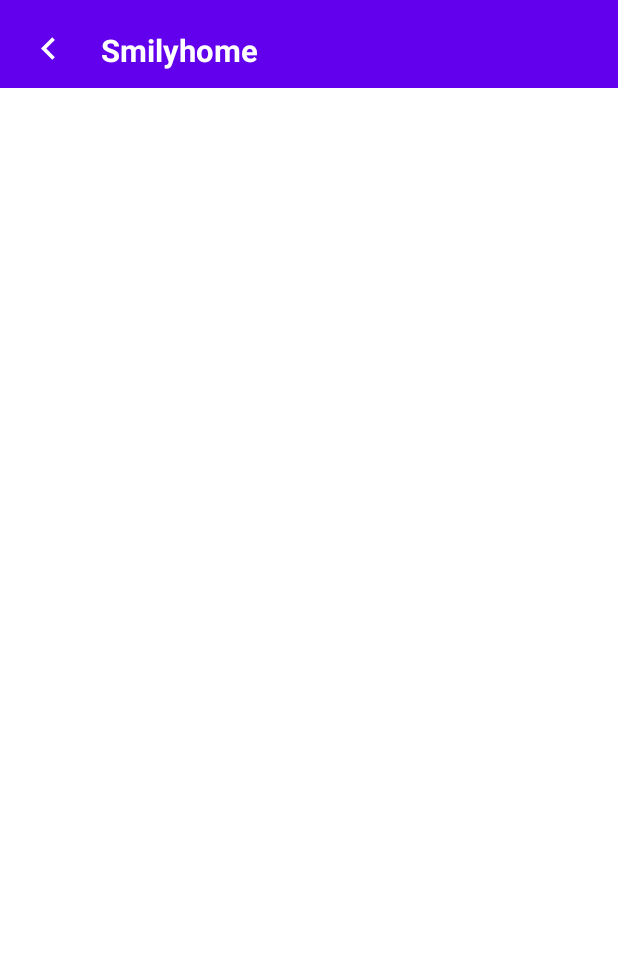
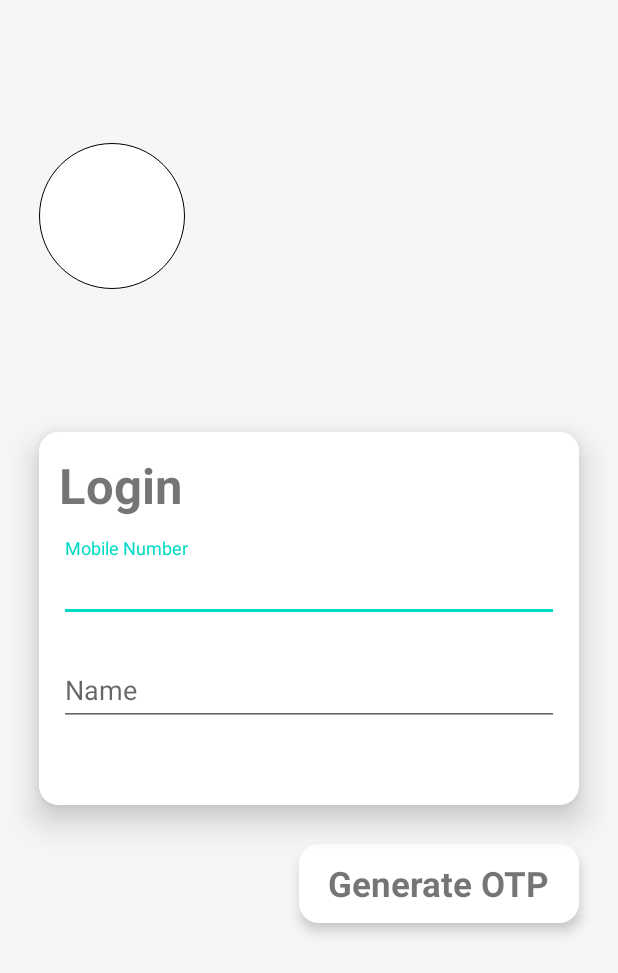
Before and after one commit to mehul-crownstack/SmilyhomeKotlin, an Android app: the screen it shows after launch (MainActivity), on a phone screen of 412 x 824 dp. Shown: the top 973 px of the screen. Run offline under Robolectric (Android 15) with nearby library versions, the phone set to English and light mode, and no system bars; our stand-ins replace Picasso, sdp/ssp sizes.

Commit message:
Login screen starting done

```diff
--- a/app/build.gradle
+++ b/app/build.gradle
@@ -45,4 +45,6 @@ dependencies {
     implementation 'com.squareup.retrofit2:converter-gson:2.7.1'
     //Logging interceptor dependency
     implementation 'com.squareup.okhttp3:logging-interceptor:4.5.0'
+    //CardView
+    implementation "androidx.cardview:cardview:1.0.0"
 }
--- a/app/src/main/java/com/smilyhome/css/activities/MainActivity.java
+++ b/app/src/main/java/com/smilyhome/css/activities/MainActivity.java
@@ -10,8 +10,10 @@ import androidx.appcompat.widget.Toolbar;
 import androidx.fragment.app.Fragment;
 import androidx.fragment.app.FragmentManager;
 import androidx.fragment.app.FragmentTransaction;
+import com.google.android.material.snackbar.Snackbar;
 import com.smilyhome.css.R;
 import com.smilyhome.css.activities.fragments.BaseFragment;
+import com.smilyhome.css.activities.fragments.LoginFragment;
 
 import java.util.List;
 
@@ -25,6 +27,7 @@ public class MainActivity extends AppCompatActivity implements View.OnClickListe
         setContentView(R.layout.activity_main);
         Toolbar toolbarLayout = findViewById(R.id.toolbarLayout);
         ToolBarManager.getInstance().setupToolbar(toolbarLayout);
+        launchFragment(new LoginFragment(), true);
     }
 
     public void isToggleButtonEnabled(boolean isEnable) {
@@ -33,6 +36,10 @@ public class MainActivity extends AppCompatActivity implements View.OnClickListe
 
     public void showToast(final String msg) {
         runOnUiThread(() -> Toast.makeText(getApplicationContext(), msg, Toast.LENGTH_SHORT).show());
+    }
+
+    public void showSnackBar(final String msg, View view) {
+        runOnUiThread(() -> Snackbar.make(view, msg, Snackbar.LENGTH_SHORT).show());
     }
 
     @Override
--- a/app/src/main/java/com/smilyhome/css/activities/fragments/BaseFragment.java
+++ b/app/src/main/java/com/smilyhome/css/activities/fragments/BaseFragment.java
@@ -25,6 +25,7 @@ public class BaseFragment extends Fragment implements View.OnClickListener {
 
     protected MainActivity mActivity;
     private ProgressDialog mProgressDialog;
+    protected View mContentView;
 
     void showProgress() {
         mProgressDialog = new ProgressDialog(getContext());
@@ -69,6 +70,10 @@ public class BaseFragment extends Fragment implements View.OnClickListener {
         mActivity.runOnUiThread(() -> mActivity.showToast(msg));
     }
 
+    void showSnackBar(String msg) {
+        mActivity.runOnUiThread(() -> mActivity.showSnackBar(msg, mContentView));
+    }
+
     @Override
     public void onClick(View view) {
         /*
@@ -76,8 +81,8 @@ public class BaseFragment extends Fragment implements View.OnClickListener {
          * */
     }
 
-    protected void onBackPressedToExit(BaseFragment fragment) {
-        if (fragment != null) {
+    protected void onBackPressedToExit() {
+        if (mActivity != null) {
             mActivity.finish();
         }
     }
--- /dev/null
+++ b/app/src/main/java/com/smilyhome/css/activities/fragments/LoginFragment.java
@@ -0,0 +1,39 @@
+package com.smilyhome.css.activities.fragments;
+
+import android.os.Bundle;
+import android.os.Handler;
+import android.view.LayoutInflater;
+import android.view.View;
+import android.view.ViewGroup;
+import androidx.annotation.NonNull;
+import androidx.annotation.Nullable;
+import com.smilyhome.css.R;
+import com.smilyhome.css.activities.ToolBarManager;
+
+public class LoginFragment extends BaseFragment {
+
+    private boolean mIsDoubleBackPressClicked = false;
+
+    @Nullable
+    @Override
+    public View onCreateView(@NonNull LayoutInflater inflater, @Nullable ViewGroup container, @Nullable Bundle savedInstanceState) {
+        mContentView = inflater.inflate(R.layout.fragment_login, container, false);
+        setupToolbarUI();
+        return mContentView;
+    }
+
+    private void setupToolbarUI() {
+        ToolBarManager.getInstance().hideToolBar(mActivity, true);
+    }
+
+    @Override
+    public void onBackPressed() {
+        if (mIsDoubleBackPressClicked) {
+            super.onBackPressedToExit();
+            return;
+        }
+        showSnackBar(getString(R.string.back_press_msg));
+        mIsDoubleBackPressClicked = true;
+        new Handler().postDelayed(() -> mIsDoubleBackPressClicked = false, 1500);
+    }
+}
--- /dev/null
+++ b/app/src/main/res/drawable/curve_rectangle.xml
@@ -0,0 +1,9 @@
+<?xml version="1.0" encoding="utf-8"?>
+<shape xmlns:android="http://schemas.android.com/apk/res/android"
+    android:shape="rectangle">
+
+    <corners android:radius="@dimen/_10sdp" />
+
+    <solid android:color="@color/colorWhite" />
+
+</shape>
--- /dev/null
+++ b/app/src/main/res/drawable/white_circle_login.xml
@@ -0,0 +1,13 @@
+<?xml version="1.0" encoding="utf-8"?>
+<shape xmlns:android="http://schemas.android.com/apk/res/android"
+    android:shape="rectangle">
+
+    <corners android:radius="@dimen/_50sdp" />
+
+    <solid android:color="@color/colorWhite" />
+
+    <stroke
+        android:width="0.5dp"
+        android:color="@color/colorBlack" />
+
+</shape>
--- /dev/null
+++ b/app/src/main/res/layout/fragment_login.xml
@@ -0,0 +1,101 @@
+<?xml version="1.0" encoding="utf-8"?>
+<androidx.constraintlayout.widget.ConstraintLayout xmlns:android="http://schemas.android.com/apk/res/android"
+    xmlns:app="http://schemas.android.com/tools"
+    xmlns:card_view="http://schemas.android.com/apk/res-auto"
+    android:layout_width="match_parent"
+    android:layout_height="match_parent"
+    android:background="@color/light_grey_bg"
+    app:ignore="NamespaceTypo">
+
+    <ImageView
+        android:layout_width="@dimen/_75sdp"
+        android:layout_height="@dimen/_75sdp"
+        android:background="@drawable/white_circle_login"
+        android:contentDescription="@string/image_view_content_description"
+        card_view:layout_constraintBottom_toTopOf="@+id/cardView"
+        card_view:layout_constraintStart_toStartOf="@+id/cardView"
+        card_view:layout_constraintTop_toTopOf="parent" />
+
+    <TextView
+        android:id="@+id/generateOtpTextView"
+        android:layout_width="wrap_content"
+        android:layout_height="wrap_content"
+        android:layout_marginTop="@dimen/_20sdp"
+        android:background="@drawable/curve_rectangle"
+        android:elevation="@dimen/_4sdp"
+        android:paddingBottom="@dimen/_8sdp"
+        android:paddingEnd="@dimen/_15sdp"
+        android:paddingStart="@dimen/_15sdp"
+        android:paddingTop="@dimen/_8sdp"
+        android:text="@string/generate_otp"
+        android:textSize="@dimen/_18sdp"
+        android:textStyle="bold"
+        app:targetApi="lollipop"
+        card_view:layout_constraintEnd_toEndOf="@+id/cardView"
+        card_view:layout_constraintTop_toBottomOf="@+id/cardView" />
+
+    <androidx.cardview.widget.CardView
+        android:id="@+id/cardView"
+        android:layout_width="match_parent"
+        android:layout_height="wrap_content"
+        android:layout_marginEnd="@dimen/_20sdp"
+        android:layout_marginStart="@dimen/_20sdp"
+        card_view:cardCornerRadius="@dimen/_10sdp"
+        card_view:cardElevation="@dimen/_10sdp"
+        card_view:layout_constraintBottom_toBottomOf="parent"
+        card_view:layout_constraintEnd_toEndOf="parent"
+        card_view:layout_constraintStart_toStartOf="parent"
+        card_view:layout_constraintTop_toTopOf="parent">
+
+        <LinearLayout
+            android:layout_width="match_parent"
+            android:layout_height="match_parent"
+            android:background="@color/colorWhite"
+            android:orientation="vertical"
+            android:padding="@dimen/_10sdp">
+
+            <TextView
+                android:layout_width="wrap_content"
+                android:layout_height="wrap_content"
+                android:text="@string/login"
+                android:textSize="@dimen/_25sdp"
+                android:textStyle="bold" />
+
+            <com.google.android.material.textfield.TextInputLayout
+                android:layout_width="match_parent"
+                android:layout_height="wrap_content"
+                android:layout_marginTop="@dimen/_10sdp"
+                app:hintTextAppearance="@style/HintText">
+
+                <com.google.android.material.textfield.TextInputEditText
+                    android:id="@+id/mobileNumberInputEditText"
+                    android:layout_width="match_parent"
+                    android:layout_height="wrap_content"
+                    android:hint="@string/mobile_number"
+                    android:inputType="number"
+                    android:maxLength="@integer/mobile_length" />
+
+            </com.google.android.material.textfield.TextInputLayout>
+
+            <com.google.android.material.textfield.TextInputLayout
+                android:layout_width="match_parent"
+                android:layout_height="wrap_content"
+                android:layout_marginBottom="@dimen/_30sdp"
+                android:layout_marginTop="@dimen/_10sdp"
+                app:hintTextAppearance="@style/HintText">
+
+                <com.google.android.material.textfield.TextInputEditText
+                    android:id="@+id/nameInputEditText"
+                    android:layout_width="match_parent"
+                    android:layout_height="wrap_content"
+                    android:hint="@string/name"
+                    android:inputType="textPersonName"
+                    android:maxLength="@integer/name_length" />
+
+            </com.google.android.material.textfield.TextInputLayout>
+
+        </LinearLayout>
+
+    </androidx.cardview.widget.CardView>
+
+</androidx.constraintlayout.widget.ConstraintLayout>
--- a/app/src/main/res/values/colors.xml
+++ b/app/src/main/res/values/colors.xml
@@ -5,4 +5,5 @@
     <color name="colorAccent">#03DAC5</color>
     <color name="colorBlack">#000000</color>
     <color name="colorWhite">#fff</color>
+    <color name="light_grey_bg">#F6F6F6</color>
 </resources>
--- /dev/null
+++ b/app/src/main/res/values/integers.xml
@@ -0,0 +1,7 @@
+<?xml version="1.0" encoding="utf-8"?>
+<resources>
+
+    <integer name="mobile_length">10</integer>
+    <integer name="name_length">50</integer>
+
+</resources>
--- a/app/src/main/res/values/strings.xml
+++ b/app/src/main/res/values/strings.xml
@@ -1,4 +1,10 @@
 <resources>
     <string name="app_name">Smilyhome</string>
     <string name="please_wait">Please wait…</string>
+    <string name="back_press_msg">Press the back button again to Exit!!!</string>
+    <string name="login">Login</string>
+    <string name="mobile_number">Mobile Number</string>
+    <string name="name">Name</string>
+    <string name="image_view_content_description">ImageView</string>
+    <string name="generate_otp">Generate OTP</string>
 </resources>
--- a/app/src/main/res/values/styles.xml
+++ b/app/src/main/res/values/styles.xml
@@ -7,4 +7,9 @@
         <item name="colorAccent">@color/colorAccent</item>
     </style>
 
+    <style name="HintText" parent="TextAppearance.Design.Hint">
+        <item name="android:textSize">16sp</item>
+        <item name="android:textColor">@color/colorPrimary</item>
+    </style>
+
 </resources>
```
